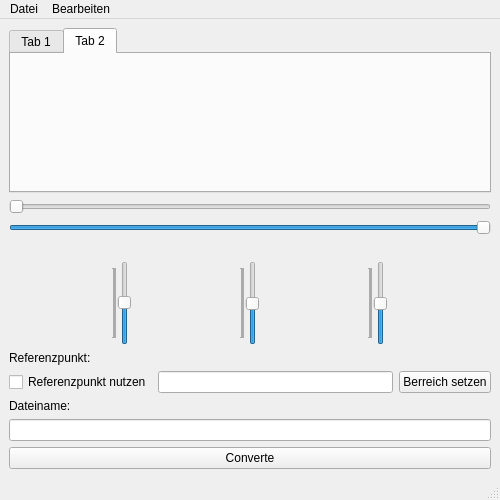
First picture: the form in mainwindow.ui, repository rclarsfull/ImageLight, before the edit.
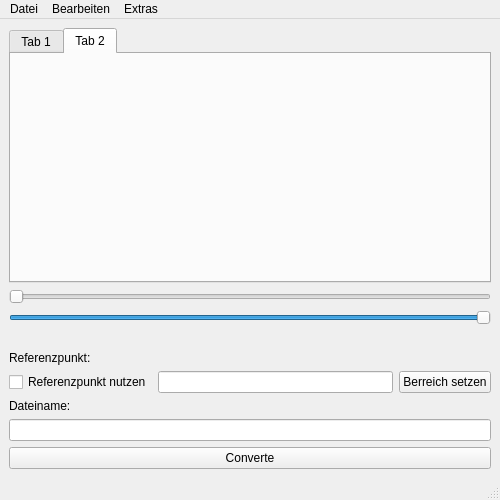
Second picture: the form after the edit.

Diff of the .ui file:
```diff
--- a/mainwindow.ui
+++ b/mainwindow.ui
@@ -80,94 +80,6 @@
       </property>
      </widget>
     </item>
-    <item>
-     <layout class="QHBoxLayout" name="horizontalLayout_3">
-      <item>
-       <widget class="QSlider" name="redVerticalSlider">
-        <property name="sizePolicy">
-         <sizepolicy hsizetype="Fixed" vsizetype="Fixed">
-          <horstretch>0</horstretch>
-          <verstretch>0</verstretch>
-         </sizepolicy>
-        </property>
-        <property name="minimum">
-         <number>1</number>
-        </property>
-        <property name="maximum">
-         <number>1000</number>
-        </property>
-        <property name="singleStep">
-         <number>1</number>
-        </property>
-        <property name="value">
-         <number>513</number>
-        </property>
-        <property name="sliderPosition">
-         <number>513</number>
-        </property>
-        <property name="orientation">
-         <enum>Qt::Vertical</enum>
-        </property>
-        <property name="tickPosition">
-         <enum>QSlider::TicksAbove</enum>
-        </property>
-       </widget>
-      </item>
-      <item>
-       <widget class="QSlider" name="GreenVerticalSlider_2">
-        <property name="sizePolicy">
-         <sizepolicy hsizetype="Fixed" vsizetype="Fixed">
-          <horstretch>0</horstretch>
-          <verstretch>0</verstretch>
-         </sizepolicy>
-        </property>
-        <property name="minimum">
-         <number>1</number>
-        </property>
-        <property name="maximum">
-         <number>1000</number>
-        </property>
-        <property name="value">
-         <number>500</number>
-        </property>
-        <property name="orientation">
-         <enum>Qt::Vertical</enum>
-        </property>
-        <property name="tickPosition">
-         <enum>QSlider::TicksAbove</enum>
-        </property>
-       </widget>
-      </item>
-      <item>
-       <widget class="QSlider" name="BlueVerticalSlider_3">
-        <property name="sizePolicy">
-         <sizepolicy hsizetype="Fixed" vsizetype="Fixed">
-          <horstretch>0</horstretch>
-          <verstretch>0</verstretch>
-         </sizepolicy>
-        </property>
-        <property name="minimum">
-         <number>1</number>
-        </property>
-        <property name="maximum">
-         <number>1000</number>
-        </property>
-        <property name="value">
-         <number>500</number>
-        </property>
-        <property name="tracking">
-         <bool>true</bool>
-        </property>
-        <property name="orientation">
-         <enum>Qt::Vertical</enum>
-        </property>
-        <property name="tickPosition">
-         <enum>QSlider::TicksAbove</enum>
-        </property>
-       </widget>
-      </item>
-     </layout>
-    </item>
     <item>
      <widget class="QLabel" name="label_3">
       <property name="text">
@@ -227,7 +139,7 @@
      <x>0</x>
      <y>0</y>
      <width>500</width>
-     <height>17</height>
+     <height>21</height>
     </rect>
    </property>
    <widget class="QMenu" name="menuDatei">
@@ -243,8 +155,15 @@
     </property>
     <addaction name="actionClear"/>
    </widget>
+   <widget class="QMenu" name="menuExtras">
+    <property name="title">
+     <string>Extras</string>
+    </property>
+    <addaction name="actionRandlichabfall_Kallibrierung"/>
+   </widget>
    <addaction name="menuDatei"/>
    <addaction name="menuBearbeiten"/>
+   <addaction name="menuExtras"/>
   </widget>
   <widget class="QStatusBar" name="statusbar"/>
   <action name="actionSpeichern_unter">
```
Left out of the diff: 48 changed lines with no effect on the pictures.
